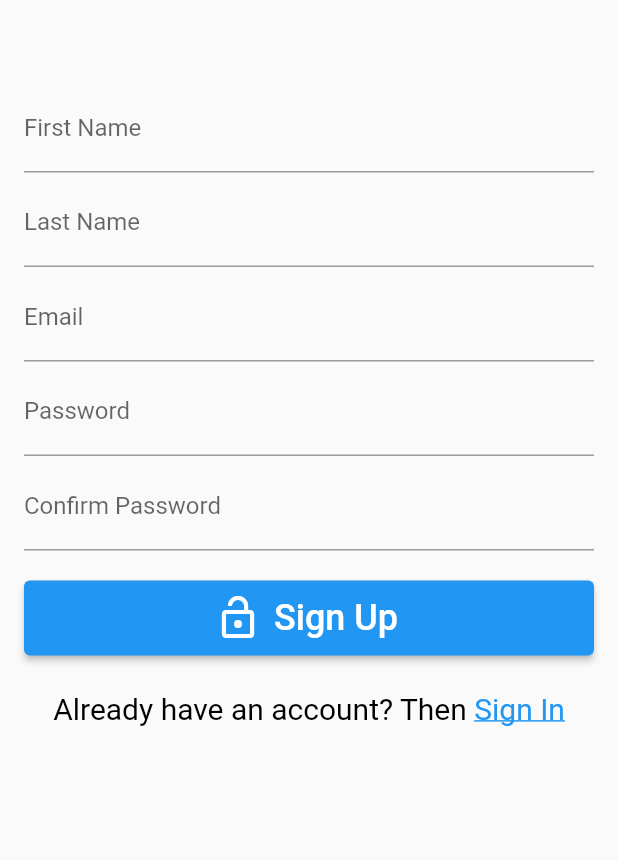
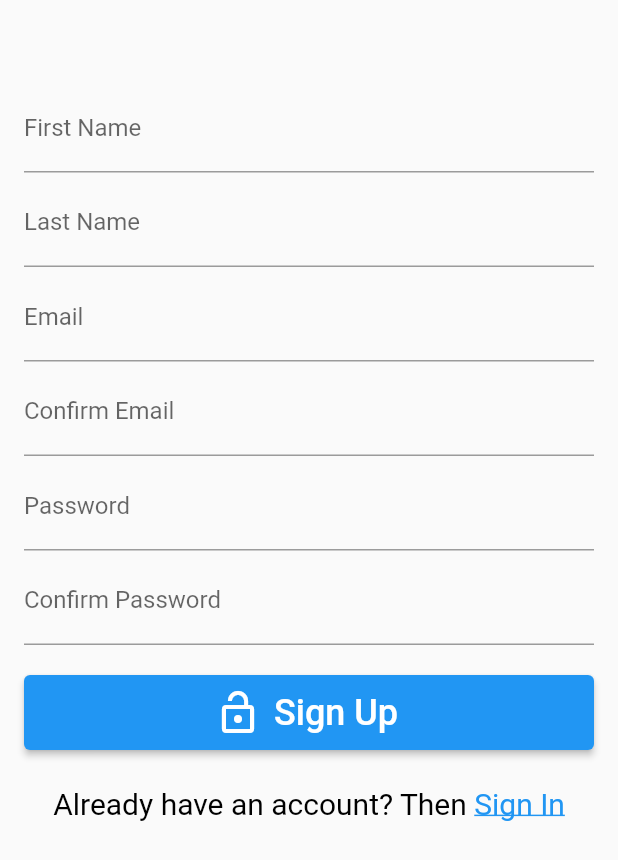
Before and after one commit to GemperC/Dronebag, a Flutter app: the SignUpWidget widget shown alone on an empty page, opened directly with empty values, on a phone screen of 412 x 824 dp. Shown: the top 860 px of the screen. Run offline on Flutter 3.47's test engine with Material 2 defaults, Android fonts, the phone set to English and light mode, and no system bars; our stand-ins replace cloud_firestore, email_validator, firebase_auth, firebase_core, font_awesome_flutter; accounts and stored records are empty; network calls fail.

Commit message:
add confirm email on signup page

```diff
--- a/lib/screens/sighup_widget.dart
+++ b/lib/screens/sighup_widget.dart
@@ -24,13 +24,15 @@ class _SignUpWidgetState extends State<SignUpWidget> {
   final formKey = GlobalKey<FormState>();
   final emailController = TextEditingController();
   final passwordController = TextEditingController();
-  final confirmpasswordController = TextEditingController();
+  final confirmPasswordController = TextEditingController();
+  final confirmEmailController = TextEditingController();
 
   @override
   void dispose() {
     emailController.dispose();
     passwordController.dispose();
-    confirmpasswordController.dispose();
+    confirmPasswordController.dispose();
+    confirmEmailController.dispose();
     firstNameController.dispose();
     lastNameController.dispose();
 
@@ -75,6 +77,19 @@ class _SignUpWidgetState extends State<SignUpWidget> {
               ),
               SizedBox(height: 4),
               TextFormField(
+                controller: confirmEmailController,
+                cursorColor: Colors.white,
+                textInputAction: TextInputAction.next,
+                decoration: InputDecoration(labelText: 'Confirm Email'),
+                autovalidateMode: AutovalidateMode.onUserInteraction,
+                validator: (value) => value != null &&
+                        emailController.text !=
+                            confirmEmailController.text
+                    ? 'Emails do not match'
+                    : null,
+              ),
+              SizedBox(height: 4),
+              TextFormField(
                 controller: passwordController,
                 cursorColor: Colors.white,
                 textInputAction: TextInputAction.done,
@@ -87,7 +102,7 @@ class _SignUpWidgetState extends State<SignUpWidget> {
               ),
               SizedBox(height: 4),
               TextFormField(
-                controller: confirmpasswordController,
+                controller: confirmPasswordController,
                 cursorColor: Colors.white,
                 textInputAction: TextInputAction.done,
                 decoration: InputDecoration(labelText: 'Confirm Password'),
@@ -95,7 +110,7 @@ class _SignUpWidgetState extends State<SignUpWidget> {
                 autovalidateMode: AutovalidateMode.onUserInteraction,
                 validator: (value) => value != null &&
                         passwordController.text !=
-                            confirmpasswordController.text
+                            confirmPasswordController.text
                     ? 'Passwords do not match'
                     : null,
               ),
```
